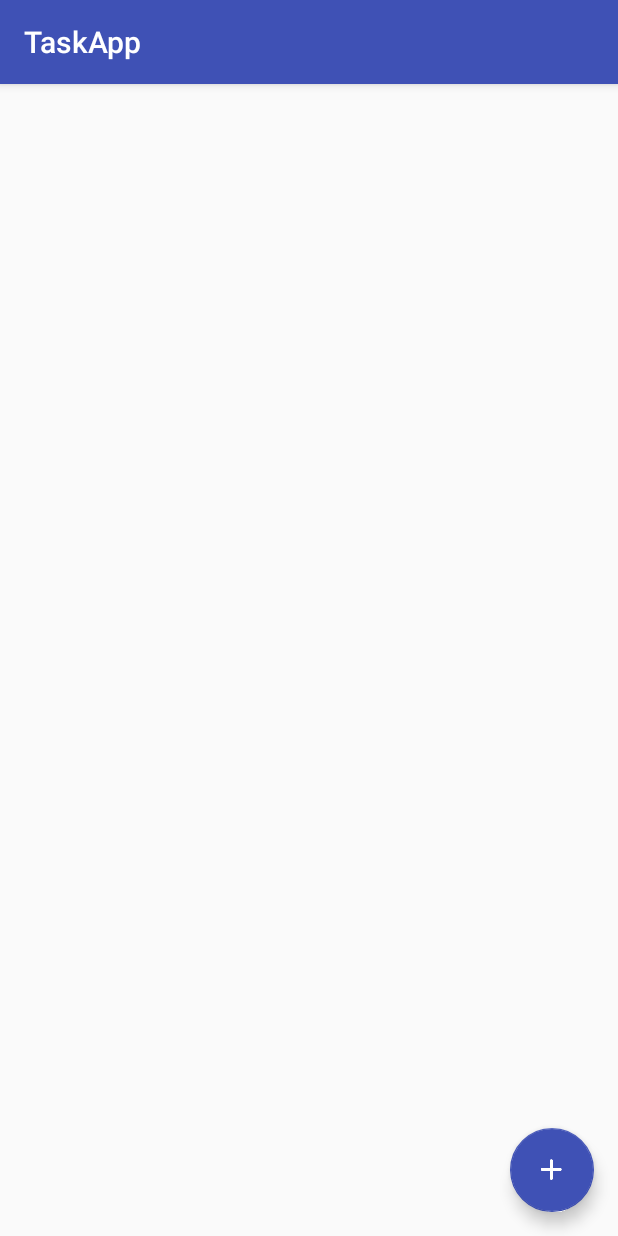
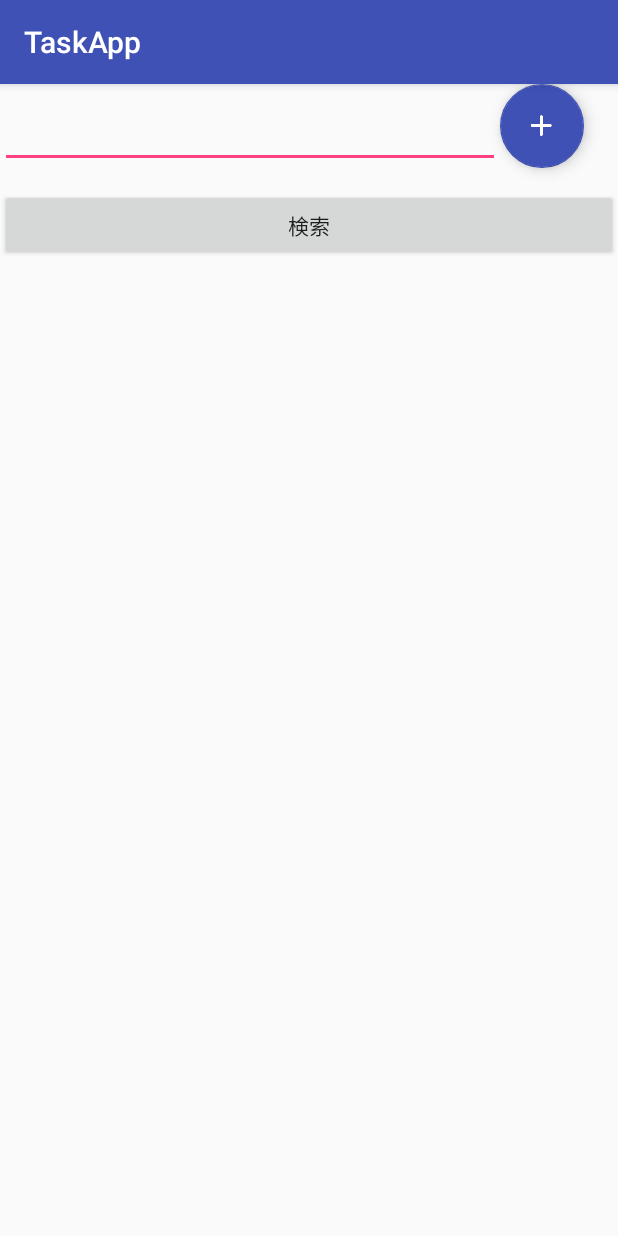
Before and after one commit to TakafumiShimizu/TaskApp, an Android app: the screen it shows after launch (MainActivity), on a phone screen of 412 x 824 dp. Run offline under Robolectric (Android 15) with nearby library versions, the phone set to English and light mode, and no system bars; libraries missing offline, so code that uses them is left out: io.realm; 3 statements that could not run were skipped.

Commit message:
タスク管理アプリ。

```diff
--- a/app/src/main/java/jp/techacademy/takafumi/shimizu/taskapp/InputActivity.java
+++ b/app/src/main/java/jp/techacademy/takafumi/shimizu/taskapp/InputActivity.java
@@ -26,7 +26,7 @@ public class InputActivity extends AppCompatActivity {
 
     private int mYear, mMonth, mDay, mHour, mMinute;
     private Button mDateButton, mTimeButton;
-    private EditText mTitleEdit, mContentEdit;
+    private EditText mTitleEdit, mContentEdit, mCategoryEdit;
     private Task mTask;
     private View.OnClickListener mOnDateClickListener = new View.OnClickListener() {
         @Override
@@ -89,6 +89,7 @@ public class InputActivity extends AppCompatActivity {
         mTimeButton = (Button) findViewById(R.id.times_button);
         mTimeButton.setOnClickListener(mOnTimeClickListener);
         findViewById(R.id.done_button).setOnClickListener(mOnDoneClickListener);
+        mCategoryEdit=(EditText) findViewById(R.id.category_edit_text);
         mTitleEdit = (EditText) findViewById(R.id.title_edit_text);
         mContentEdit = (EditText) findViewById(R.id.content_edit_text);
 
@@ -111,6 +112,7 @@ public class InputActivity extends AppCompatActivity {
             // 更新の場合
             mTitleEdit.setText(mTask.getTitle());
             mContentEdit.setText(mTask.getContents());
+            mCategoryEdit.setText(mTask.getCategory());
 
             Calendar calendar = Calendar.getInstance();
             calendar.setTime(mTask.getDate());
@@ -147,11 +149,13 @@ public class InputActivity extends AppCompatActivity {
             mTask.setId(identifier);
         }
 
+        String category = mCategoryEdit.getText().toString();
         String title = mTitleEdit.getText().toString();
         String content = mContentEdit.getText().toString();
 
         mTask.setTitle(title);
         mTask.setContents(content);
+        mTask.setCategory(category);
         GregorianCalendar calendar = new GregorianCalendar(mYear, mMonth, mDay, mHour, mMinute);
         Date date = calendar.getTime();
         mTask.setDate(date);
--- a/app/src/main/java/jp/techacademy/takafumi/shimizu/taskapp/MainActivity.java
+++ b/app/src/main/java/jp/techacademy/takafumi/shimizu/taskapp/MainActivity.java
@@ -10,6 +10,8 @@ import android.support.v7.app.AlertDialog;
 import android.support.v7.app.AppCompatActivity;
 import android.view.View;
 import android.widget.AdapterView;
+import android.widget.Button;
+import android.widget.EditText;
 import android.widget.ListView;
 
 import io.realm.Realm;
@@ -18,7 +20,12 @@ import io.realm.RealmResults;
 import io.realm.Sort;
 
 
-public class MainActivity extends AppCompatActivity {
+public class MainActivity extends AppCompatActivity implements View.OnClickListener{
+
+    EditText mEditText;
+
+
+
     public final static String EXTRA_TASK = "jp.techacademy.takafumi.shimizu.taskapp.TASK";
 
     private Realm mRealm;
@@ -35,6 +42,14 @@ public class MainActivity extends AppCompatActivity {
     protected void onCreate(Bundle savedInstanceState) {
         super.onCreate(savedInstanceState);
         setContentView(R.layout.activity_main);
+        mEditText = (EditText) findViewById(R.id.editText);
+        Button button1 = (Button) findViewById(R.id.button1);
+        button1.setOnClickListener(this);
+
+
+
+
+
 
         FloatingActionButton fab = (FloatingActionButton) findViewById(R.id.fab);
         fab.setOnClickListener(new View.OnClickListener() {
@@ -117,7 +132,7 @@ public class MainActivity extends AppCompatActivity {
 
     private void reloadListView() {
         // Realmデータベースから、「全てのデータを取得して新しい日時順に並べた結果」を取得
-        RealmResults<Task> taskRealmResults = mRealm.where(Task.class).findAllSorted("date", Sort.DESCENDING);
+        RealmResults<Task> taskRealmResults = mRealm.where(Task.class).equalTo("category", mEditText.getText().toString()).findAllSorted("date", Sort.DESCENDING);
         // 上記の結果を、TaskList としてセットする
         mTaskAdapter.setTaskList(mRealm.copyFromRealm(taskRealmResults));
         // TaskのListView用のアダプタに渡す
@@ -127,6 +142,11 @@ public class MainActivity extends AppCompatActivity {
     }
 
     @Override
+    public void onClick(View v) {
+        reloadListView();
+    }
+
+    @Override
     protected void onDestroy() {
         super.onDestroy();
 
--- a/app/src/main/java/jp/techacademy/takafumi/shimizu/taskapp/TaskAlarmReceiver.java
+++ b/app/src/main/java/jp/techacademy/takafumi/shimizu/taskapp/TaskAlarmReceiver.java
@@ -8,7 +8,6 @@ import android.content.Context;
 import android.content.Intent;
 import android.graphics.BitmapFactory;
 import android.support.v7.app.NotificationCompat;
-
 import io.realm.Realm;
 
 public class TaskAlarmReceiver extends BroadcastReceiver {
@@ -33,6 +32,8 @@ public class TaskAlarmReceiver extends BroadcastReceiver {
         builder.setTicker(task.getTitle()); // 5.0以降は表示されない
         builder.setContentTitle(task.getTitle());
         builder.setContentText(task.getContents());
+        builder.setContentText(task.getCategory());
+
 
         // 通知をタップしたらアプリを起動するようにする
         Intent startAppIntent = new Intent(context, MainActivity.class);
--- a/app/src/main/res/layout/activity_main.xml
+++ b/app/src/main/res/layout/activity_main.xml
@@ -1,5 +1,5 @@
 <?xml version="1.0" encoding="utf-8"?>
-<android.support.design.widget.CoordinatorLayout
+<RelativeLayout
     xmlns:android="http://schemas.android.com/apk/res/android"
     xmlns:app="http://schemas.android.com/apk/res-auto"
     xmlns:tools="http://schemas.android.com/tools"
@@ -8,18 +8,40 @@
     android:fitsSystemWindows="true"
     tools:context="jp.techacademy.takafumi.shimizu.taskapp.MainActivity">
 
+
+
+    <EditText
+        android:id="@+id/editText"
+        android:layout_width="500px"
+        android:layout_height="match_parent"
+        android:layout_above="@+id/listView1" />
+
+    <Button
+        android:id="@+id/button1"
+        android:layout_width="match_parent"
+        android:layout_height="wrap_content"
+        android:layout_alignParentStart="true"
+        android:layout_below="@+id/fab"
+        android:layout_marginTop="14dp"
+        android:text="検索" />
+
+
     <ListView
         android:id="@+id/listView1"
         android:layout_width="match_parent"
-        android:layout_height="match_parent"/>
+        android:layout_height="match_parent"
+        android:layout_alignParentStart="true"
+        android:layout_below="@+id/fab"
+        android:layout_marginTop="51dp" />
 
     <android.support.design.widget.FloatingActionButton
         android:id="@+id/fab"
         android:layout_width="wrap_content"
-        android:layout_height="wrap_content"
+        android:layout_height="match_parent"
+        android:layout_alignParentTop="true"
         android:layout_gravity="bottom|end"
-        android:layout_margin="16dp"
+        android:layout_toRightOf="@+id/editText"
         android:src="@drawable/plus"
-        app:backgroundTint="@color/colorPrimary"/>
+        app:backgroundTint="@color/colorPrimary" />
 
-</android.support.design.widget.CoordinatorLayout>
+</RelativeLayout>
```
Also changed, not shown: app/src/main/res/layout/content_input.xml (+8 -0 lines).
